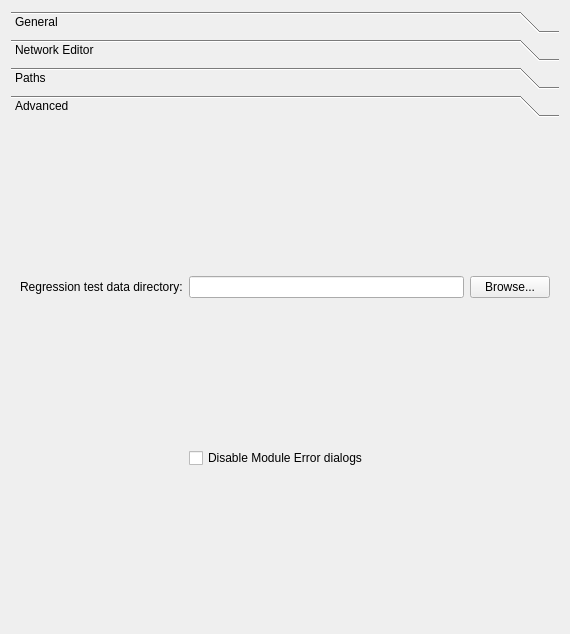
Above: src/Interface/Application/Preferences.ui from SCIInstitute/SCIRun before the change. Below: the same form after it.
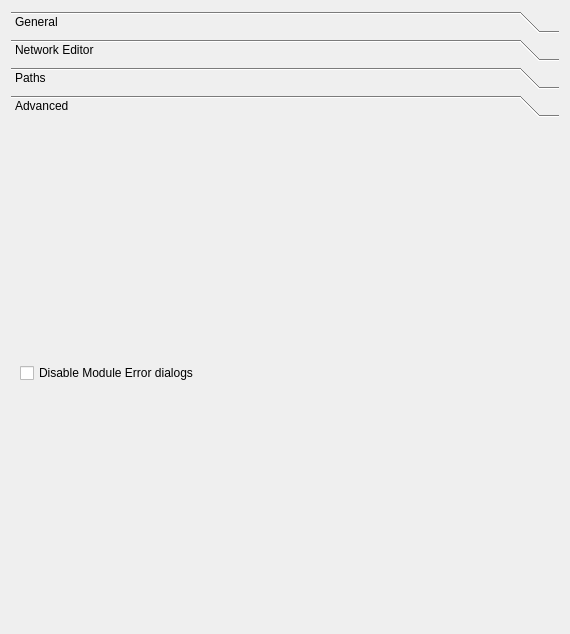
That is the form after the change. The open tabs and pages were chosen to show the change.

Patch:
```diff
--- a/src/Interface/Application/Preferences.ui
+++ b/src/Interface/Application/Preferences.ui
@@ -515,28 +515,7 @@
        <string>Advanced</string>
       </attribute>
       <layout class="QGridLayout" name="gridLayout_2">
-       <item row="0" column="0">
-        <widget class="QLabel" name="label">
-         <property name="text">
-          <string>Regression test data directory:</string>
-         </property>
-        </widget>
-       </item>
-       <item row="0" column="1">
-        <widget class="QLineEdit" name="regressionTestDataDirLineEdit_">
-         <property name="readOnly">
-          <bool>true</bool>
-         </property>
-        </widget>
-       </item>
-       <item row="0" column="2">
-        <widget class="QPushButton" name="regressionTestDataButton_">
-         <property name="text">
-          <string>Browse...</string>
-         </property>
-        </widget>
-       </item>
-       <item row="1" column="1" colspan="2">
+       <item row="0" column="0" colspan="2">
         <widget class="QCheckBox" name="moduleErrorDialogDisableCheckbox_">
          <property name="text">
           <string>Disable Module Error dialogs</string>
```
